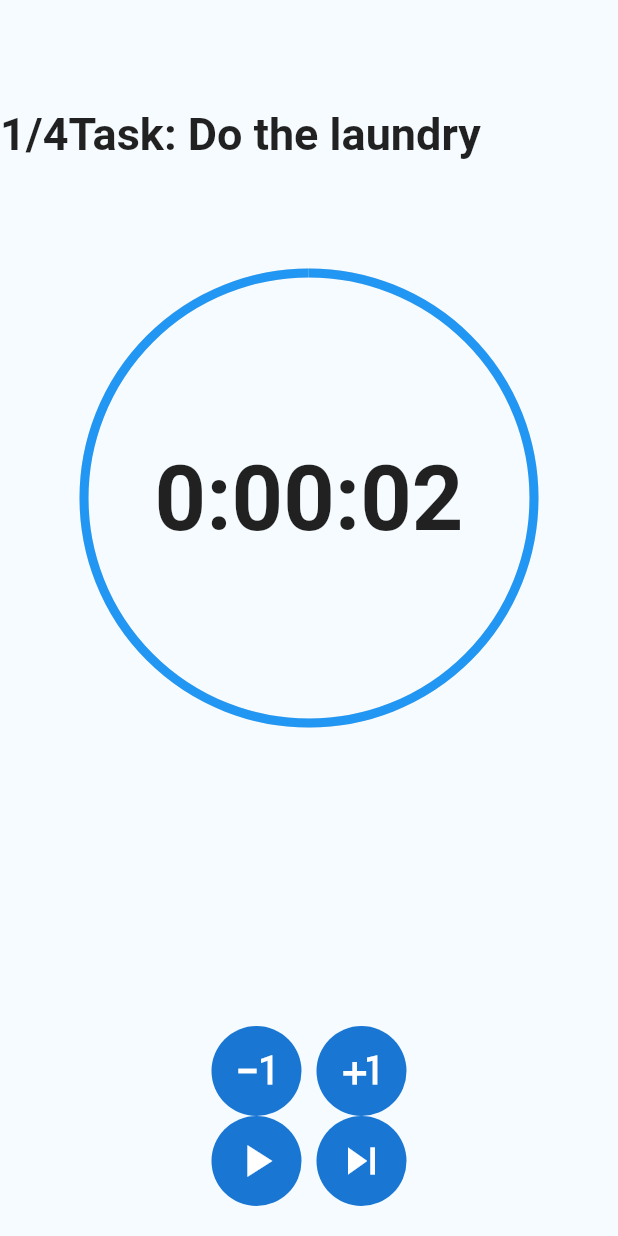
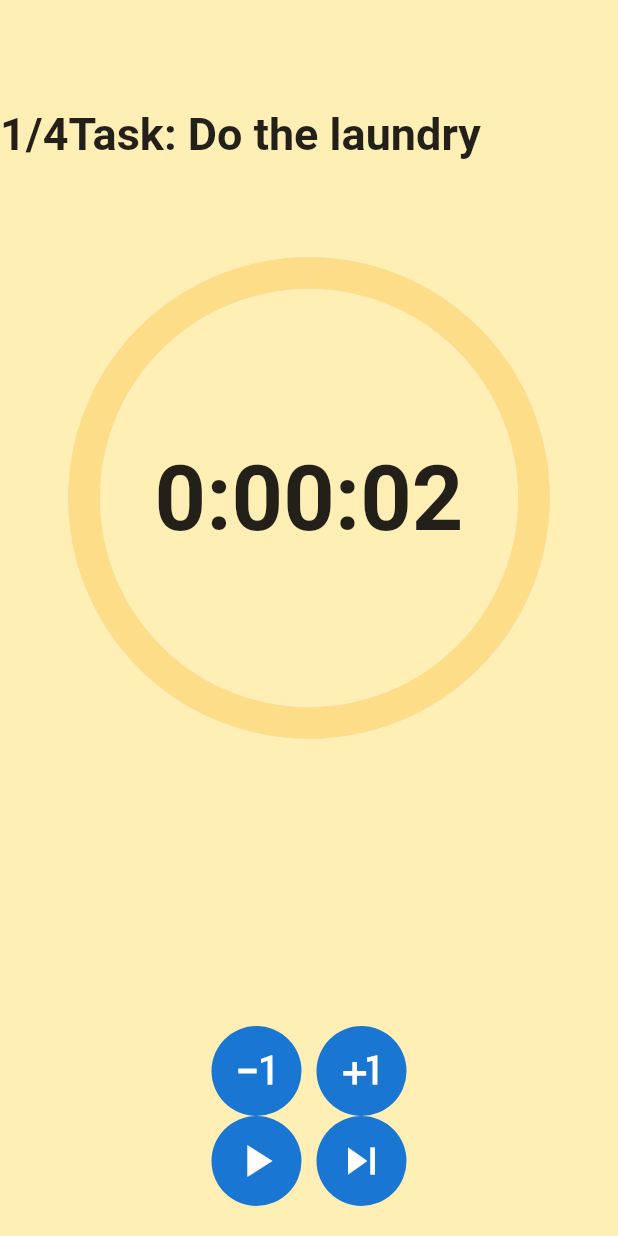
Before and after one commit to xkrystiandutka/GibT, a Flutter app: the screen it shows after launch, on a phone screen of 412 x 824 dp. Run offline on Flutter 3.47's test engine with Material 2 defaults, Android fonts, the phone set to English and light mode, and no system bars; missing offline and left inert: flutter_ringtone_player.

Commit message:
Add colours

```diff
--- a/lib/views/countdown-page.dart
+++ b/lib/views/countdown-page.dart
@@ -96,7 +96,7 @@ class _CountdownPageState extends State<CountdownPage>
   @override
   Widget build(BuildContext context) {
     return Scaffold(
-      backgroundColor: Color(0xfff5fbff),
+      backgroundColor: Color(0xffffefb4),
       body: Column(
         children: [
           Expanded(
@@ -108,8 +108,9 @@ class _CountdownPageState extends State<CountdownPage>
                   height: 300,
                   child: CircularProgressIndicator(
                     backgroundColor: Colors.grey.shade300,
+                    color: Color(0xfffddd87),
                     value: progress,
-                    strokeWidth: 6,
+                    strokeWidth: 21,
                   ),
                 ),
                 Row(
```
Also changed, not shown: 1 other file.
